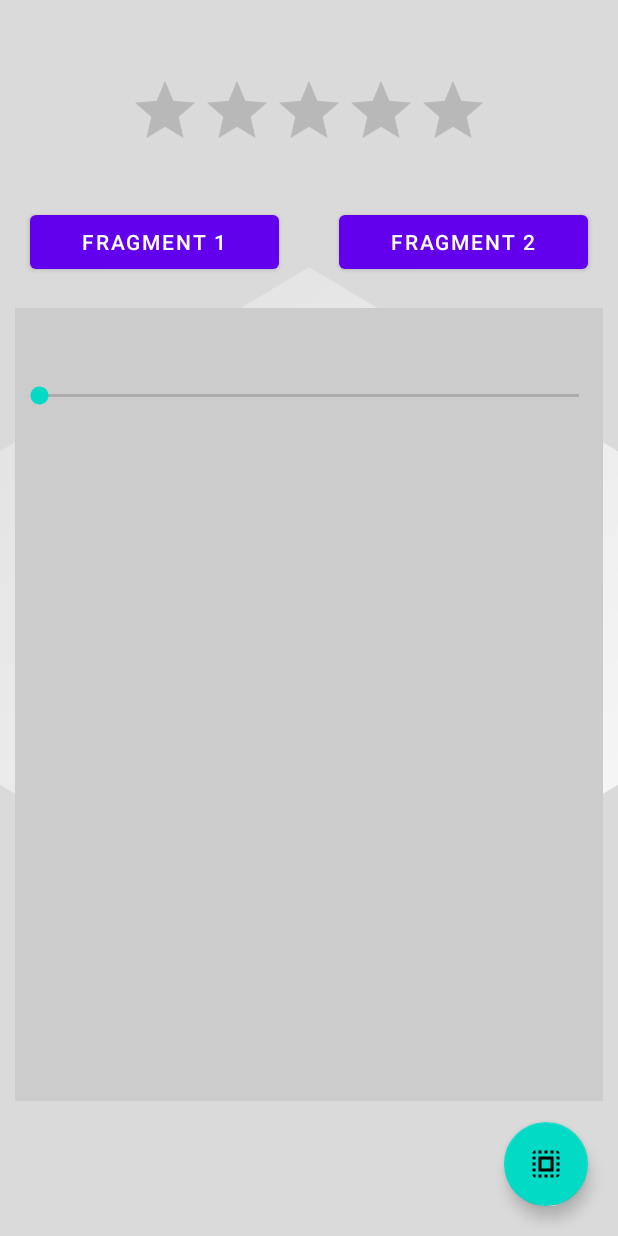
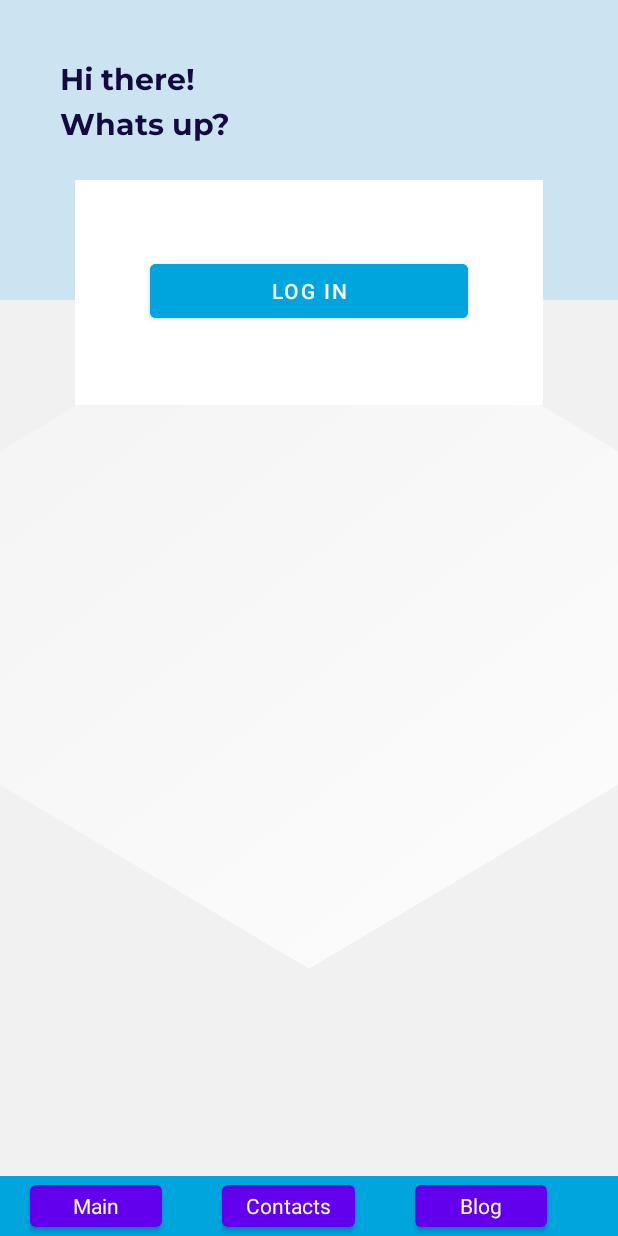
Before and after one commit to TemirlanKN/IPCourseAS, an Android app: the screen it shows after launch (MainActivity), on a phone screen of 412 x 824 dp. Run offline under Robolectric (Android 15) with nearby library versions, the phone set to English and light mode, and no system bars.

Commit message:
Design app

```diff
--- a/app/src/main/java/com/trasty/itprogercourse/FirstFragment.java
+++ /dev/null
@@ -1,18 +0,0 @@
-package com.trasty.itprogercourse;
-
-import android.os.Bundle;
-
-import androidx.fragment.app.Fragment;
-
-import android.view.LayoutInflater;
-import android.view.View;
-import android.view.ViewGroup;
-
-public class FirstFragment extends Fragment {
-
-    @Override
-    public View onCreateView(LayoutInflater inflater, ViewGroup container,
-                             Bundle savedInstanceState) {
-        return inflater.inflate(R.layout.fragment_first, container, false);
-    }
-}
--- a/app/src/main/java/com/trasty/itprogercourse/MainActivity.java
+++ b/app/src/main/java/com/trasty/itprogercourse/MainActivity.java
@@ -11,30 +11,10 @@ import android.widget.FrameLayout;
 
 public class MainActivity extends AppCompatActivity {
 
-    private FirstFragment firstFragment = new FirstFragment();
-
     @Override
     protected void onCreate(Bundle savedInstanceState) {
         super.onCreate(savedInstanceState);
         setContentView(R.layout.activity_main);
-
-        Button btn_fragment1 = findViewById(R.id.btn_fragment1);
-        Button btn_fragment2 = findViewById(R.id.btn_fragment2);
-
-        setNewFragment(firstFragment);
-
-        btn_fragment1.setOnClickListener(view -> setNewFragment(firstFragment));
-
-        btn_fragment2.setOnClickListener(view -> {
-                SecondFragment secondFragment = new SecondFragment();
-                setNewFragment(secondFragment);
-        });
     }
 
-    private void setNewFragment(Fragment fragment) {
-        FragmentTransaction ft = getSupportFragmentManager().beginTransaction();
-        ft.replace(R.id.frame_layout, fragment);
-        ft.addToBackStack(null);
-        ft.commit();
-    }
 }
--- a/app/src/main/java/com/trasty/itprogercourse/SecondFragment.java
+++ /dev/null
@@ -1,19 +0,0 @@
-package com.trasty.itprogercourse;
-
-import android.os.Bundle;
-
-import androidx.fragment.app.Fragment;
-
-import android.view.LayoutInflater;
-import android.view.View;
-import android.view.ViewGroup;
-
-public class SecondFragment extends Fragment {
-
-    @Override
-    public View onCreateView(LayoutInflater inflater, ViewGroup container,
-                             Bundle savedInstanceState) {
-        // Inflate the layout for this fragment
-        return inflater.inflate(R.layout.fragment_second, container, false);
-    }
-}
--- a/app/src/main/res/layout/activity_main.xml
+++ b/app/src/main/res/layout/activity_main.xml
@@ -1,77 +1,91 @@
 <?xml version="1.0" encoding="utf-8"?>
-<androidx.constraintlayout.widget.ConstraintLayout xmlns:android="http://schemas.android.com/apk/res/android"
-    xmlns:app="http://schemas.android.com/apk/res-auto"
+<RelativeLayout xmlns:android="http://schemas.android.com/apk/res/android"
     xmlns:tools="http://schemas.android.com/tools"
     android:layout_width="match_parent"
     android:layout_height="match_parent"
     android:background="@drawable/ic_abstract_paper"
     android:backgroundTint="@color/backGround"
     tools:context=".MainActivity" >
+    <RelativeLayout
+        android:id="@+id/upper_bg"
+        android:layout_width="match_parent"
+        android:layout_height="200dp"
+        android:background="#46BE">
+        <TextView
+            android:layout_width="wrap_content"
+            android:layout_height="wrap_content"
+            android:text="@string/hi_there"
+            android:textColor="@color/logo"
+            android:fontFamily="@font/montserrat_bold"
+            android:textSize="20sp"
+            android:layout_marginTop="40dp"
+            android:layout_marginStart="40dp"
+            />
+        <TextView
+            android:layout_width="wrap_content"
+            android:layout_height="wrap_content"
+            android:text="@string/whats_up"
+            android:textColor="@color/logo"
+            android:fontFamily="@font/montserrat_bold"
+            android:textSize="20sp"
+            android:layout_marginTop="70dp"
+            android:layout_marginStart="40dp"
+            />
+    </RelativeLayout>
 
-    <com.google.android.material.floatingactionbutton.FloatingActionButton
-        android:id="@+id/floatingActionButton"
-        android:layout_width="wrap_content"
-        android:layout_height="wrap_content"
-        android:layout_marginEnd="20dp"
-        android:layout_marginBottom="20dp"
+    <RelativeLayout
+        android:id="@+id/main_box"
+        android:layout_width="match_parent"
+        android:layout_height="150dp"
+        android:layout_below="@+id/upper_bg"
+        android:background="@color/white"
+        android:layout_marginHorizontal="50dp"
+        android:layout_marginTop="-80dp"
+        >
+        <Button
+            android:layout_width="match_parent"
+            android:layout_height="wrap_content"
+            android:layout_marginHorizontal="50dp"
+            android:layout_marginTop="50dp"
+            android:text="@string/log_in"
+            android:backgroundTint="@color/purple_700"/>
+    </RelativeLayout>
+
+    <ImageView
+        android:id="@+id/imageView2"
+        android:layout_width="match_parent"
         android:contentDescription="@string/app_name"
-        android:clickable="true"
-        app:layout_constraintBottom_toBottomOf="parent"
-        app:layout_constraintEnd_toEndOf="parent"
-        app:srcCompat="?attr/actionModeSelectAllDrawable"
-        android:focusable="true" />
-
-    <RatingBar
-        android:id="@+id/ratingBar"
-        android:layout_width="wrap_content"
-        android:layout_height="wrap_content"
-        android:layout_marginTop="50dp"
-        android:contentDescription="@string/app_name"
-        app:layout_constraintEnd_toEndOf="parent"
-        app:layout_constraintStart_toStartOf="parent"
-        app:layout_constraintTop_toTopOf="parent" />
+        android:layout_height="250dp"
+        tools:srcCompat="@tools:sample/avatars"
+        android:layout_below="@+id/main_box"
+        android:layout_marginHorizontal="50dp"
+        android:layout_marginTop="30dp"
+        />
 
     <LinearLayout
-        android:id="@+id/linearLayout"
         android:layout_width="match_parent"
-        android:layout_height="wrap_content"
-        android:layout_marginTop="30dp"
+        android:layout_height="40dp"
         android:orientation="horizontal"
-        app:layout_constraintEnd_toEndOf="parent"
-        app:layout_constraintStart_toStartOf="parent"
-        app:layout_constraintTop_toBottomOf="@+id/ratingBar">
-
+        android:layout_alignParentBottom="true"
+        android:background="@color/purple_700"
+        >
         <Button
-            android:id="@+id/btn_fragment1"
             android:layout_width="wrap_content"
             android:layout_height="wrap_content"
             android:layout_marginHorizontal="20dp"
-            android:layout_weight="1"
-            android:text="@string/fragment_1" />
-
+            style="@style/CardView"
+            android:text="@string/main" />
         <Button
-            android:id="@+id/btn_fragment2"
             android:layout_width="wrap_content"
             android:layout_height="wrap_content"
             android:layout_marginHorizontal="20dp"
-            android:layout_weight="1"
-            android:text="@string/fragment_2" />
+            style="@style/CardView"
+            android:text="@string/contacts" />
+        <Button
+            android:layout_width="wrap_content"
+            android:layout_height="wrap_content"
+            android:layout_marginHorizontal="20dp"
+            style="@style/CardView"
+            android:text="@string/blog" />
     </LinearLayout>
-
-    <FrameLayout
-        android:id="@+id/frame_layout"
-        android:layout_width="match_parent"
-        android:layout_height="0dp"
-        android:layout_marginStart="10dp"
-        android:layout_marginTop="20dp"
-        android:layout_marginEnd="10dp"
-        android:layout_marginBottom="90dp"
-        app:layout_constraintBottom_toBottomOf="parent"
-        app:layout_constraintEnd_toEndOf="parent"
-        app:layout_constraintHorizontal_bias="0.0"
-        app:layout_constraintStart_toStartOf="parent"
-        app:layout_constraintTop_toBottomOf="@+id/linearLayout">
-
-    </FrameLayout>
-
-</androidx.constraintlayout.widget.ConstraintLayout>
+</RelativeLayout>
--- a/app/src/main/res/layout/fragment_first.xml
+++ /dev/null
@@ -1,13 +0,0 @@
-<?xml version="1.0" encoding="utf-8"?>
-<FrameLayout xmlns:android="http://schemas.android.com/apk/res/android"
-    xmlns:tools="http://schemas.android.com/tools"
-    android:layout_width="match_parent"
-    android:layout_height="match_parent"
-    android:background="#ccc"
-    tools:context=".FirstFragment">
-
-    <SeekBar
-        android:id="@+id/seekBar"
-        android:layout_width="match_parent"
-        android:layout_height="118dp" />
-</FrameLayout>
--- a/app/src/main/res/layout/fragment_second.xml
+++ /dev/null
@@ -1,15 +0,0 @@
-<?xml version="1.0" encoding="utf-8"?>
-<FrameLayout xmlns:android="http://schemas.android.com/apk/res/android"
-    xmlns:tools="http://schemas.android.com/tools"
-    android:layout_width="match_parent"
-    android:layout_height="match_parent"
-    android:background="@color/purple_200"
-    tools:context=".SecondFragment">
-
-    <Switch
-        android:id="@+id/switch1"
-        android:layout_width="wrap_content"
-        android:layout_height="wrap_content"
-        android:minHeight="48dp"
-        android:text="@string/click_on_me" />
-</FrameLayout>
--- a/app/src/main/res/values/colors.xml
+++ b/app/src/main/res/values/colors.xml
@@ -2,11 +2,11 @@
 <resources>
     <color name="purple_200">#FFBB86FC</color>
     <color name="purple_500">#FF6200EE</color>
-    <color name="purple_700">#FF3700B3</color>
+    <color name="purple_700">#00A5DD</color>
     <color name="teal_200">#FF03DAC5</color>
     <color name="teal_700">#FF018786</color>
     <color name="black">#FF000000</color>
     <color name="white">#FFFFFFFF</color>
-    <color name="backGround">#DADADA</color>
+    <color name="backGround">#f1f1f1</color>
     <color name="logo">#130b40</color>
 </resources>
--- a/app/src/main/res/values/strings.xml
+++ b/app/src/main/res/values/strings.xml
@@ -16,4 +16,10 @@
     <string name="click_on_me">Click on me</string>
     <string name="fragment_1">Fragment 1</string>
     <string name="fragment_2">Fragment 2</string>
+    <string name="main">Main</string>
+    <string name="contacts">Contacts</string>
+    <string name="blog">Blog</string>
+    <string name="log_in">Log in</string>
+    <string name="whats_up">Whats up?</string>
+    <string name="hi_there">Hi there!</string>
 </resources>
```
